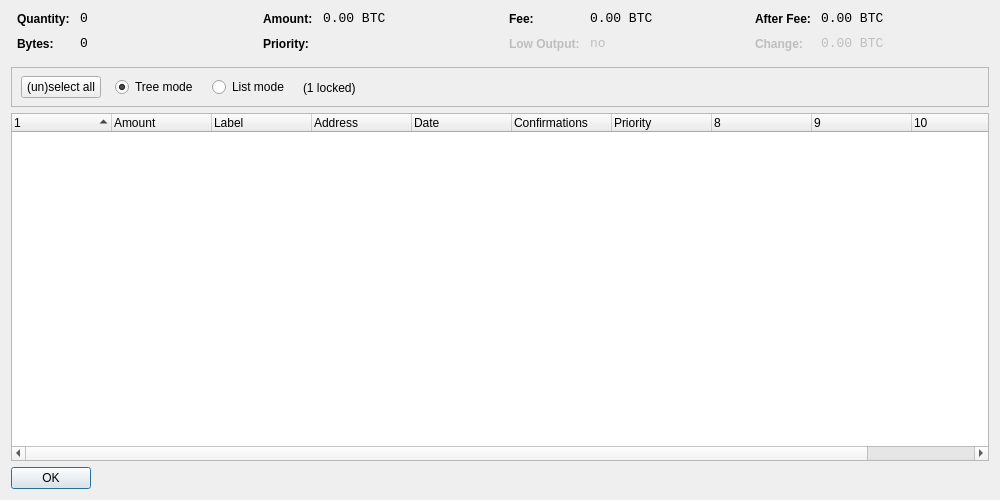
liteblocks-project/liteblocks, file src/qt/forms/coincontroldialog.ui: the form before one commit.
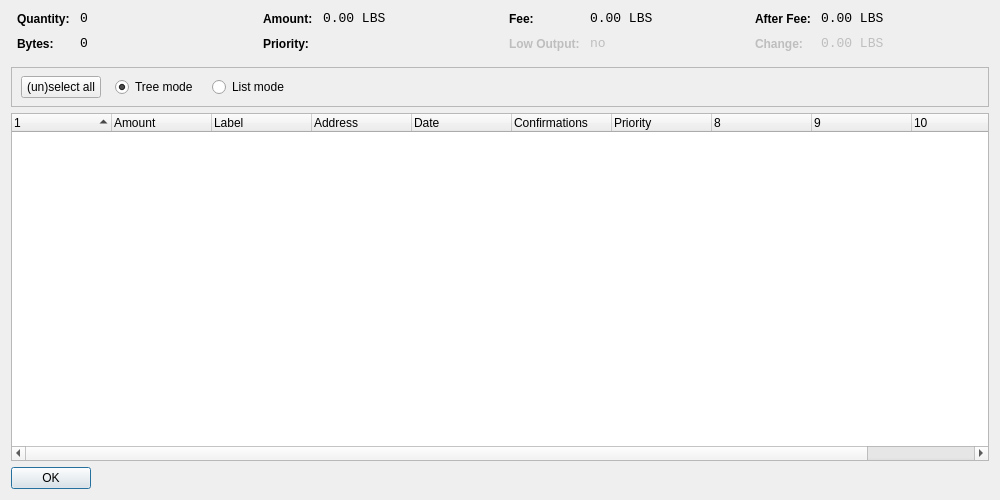
The form after the commit. Custom widgets are drawn as their Qt base class.

Diff of the .ui file:
```diff
--- a/src/qt/forms/coincontroldialog.ui
+++ b/src/qt/forms/coincontroldialog.ui
@@ -141,7 +141,7 @@
           <enum>Qt::ActionsContextMenu</enum>
          </property>
          <property name="text">
-          <string notr="true">0.00 BTC</string>
+          <string notr="true">0.00 LBS</string>
          </property>
          <property name="textInteractionFlags">
           <set>Qt::LinksAccessibleByMouse|Qt::TextSelectableByKeyboard|Qt::TextSelectableByMouse</set>
@@ -221,7 +221,7 @@
           <enum>Qt::ActionsContextMenu</enum>
          </property>
          <property name="text">
-          <string notr="true">0.00 BTC</string>
+          <string notr="true">0.00 LBS</string>
          </property>
          <property name="textInteractionFlags">
           <set>Qt::LinksAccessibleByMouse|Qt::TextSelectableByKeyboard|Qt::TextSelectableByMouse</set>
@@ -307,7 +307,7 @@
           <enum>Qt::ActionsContextMenu</enum>
          </property>
          <property name="text">
-          <string notr="true">0.00 BTC</string>
+          <string notr="true">0.00 LBS</string>
          </property>
          <property name="textInteractionFlags">
           <set>Qt::LinksAccessibleByMouse|Qt::TextSelectableByKeyboard|Qt::TextSelectableByMouse</set>
@@ -345,7 +345,7 @@
           <enum>Qt::ActionsContextMenu</enum>
          </property>
          <property name="text">
-          <string notr="true">0.00 BTC</string>
+          <string notr="true">0.00 LBS</string>
          </property>
          <property name="textInteractionFlags">
           <set>Qt::LinksAccessibleByMouse|Qt::TextSelectableByKeyboard|Qt::TextSelectableByMouse</set>
@@ -425,13 +425,6 @@
          </property>
         </widget>
        </item>
-       <item>
-        <widget class="QLabel" name="labelLocked">
-         <property name="text">
-          <string>(1 locked)</string>
-         </property>
-        </widget>
-       </item>
        <item>
         <spacer name="horizontalSpacer">
          <property name="orientation">
```
Left out of the diff: 4 changed lines with no effect on the pictures.
